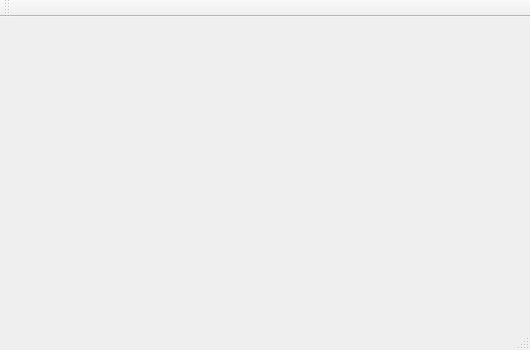
Above: HomeAutomation/HomeAutomation/mainwindow.ui from PRJ2GR15/Software-Design before the change. Below: the same form after it.
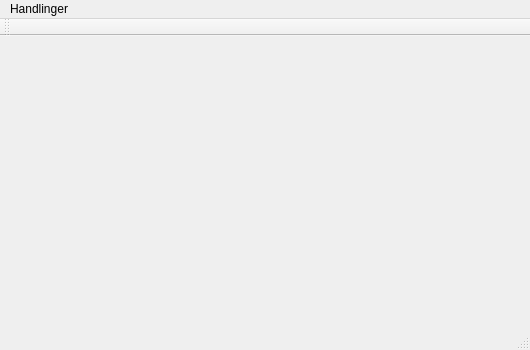
That is the form after the change.

The edit to the form file:
```diff
--- a/HomeAutomation/HomeAutomation/mainwindow.ui
+++ b/HomeAutomation/HomeAutomation/mainwindow.ui
@@ -70,6 +70,13 @@
      <height>21</height>
     </rect>
    </property>
+   <widget class="QMenu" name="menuHandlinger">
+    <property name="title">
+     <string>Handlinger</string>
+    </property>
+    <addaction name="actionLuk"/>
+   </widget>
+   <addaction name="menuHandlinger"/>
   </widget>
   <widget class="QToolBar" name="mainToolBar">
    <attribute name="toolBarArea">
```
Left out of the diff: 5 changed lines with no effect on the pictures.
